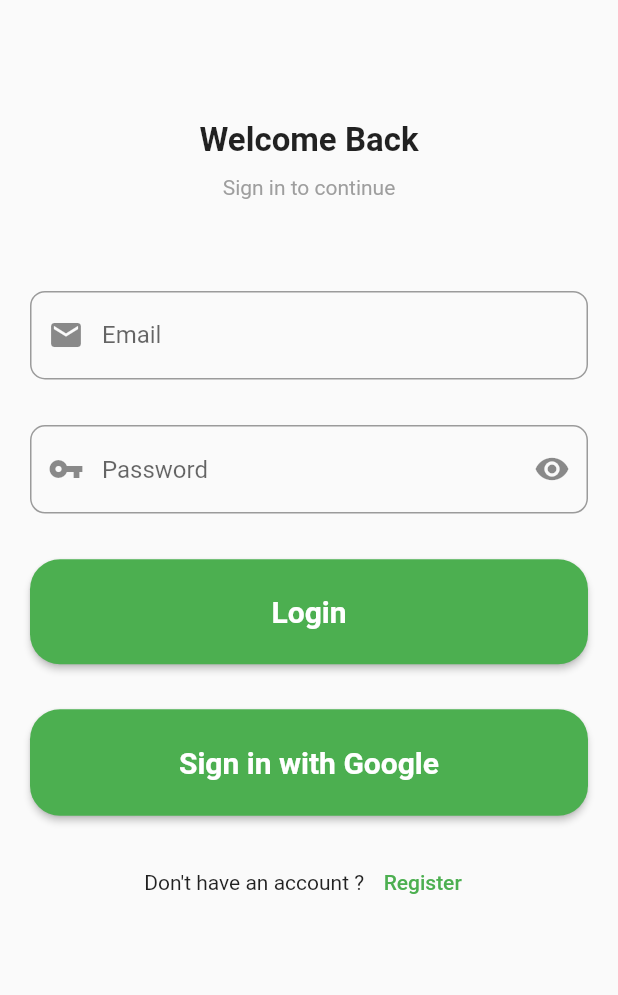
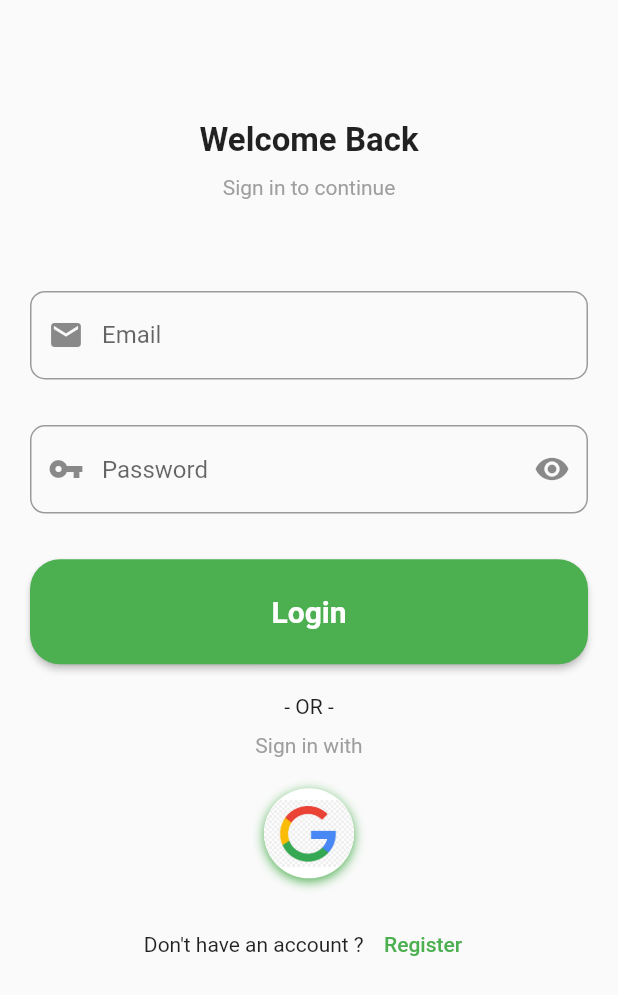
Before and after one commit to amineboujnah-dev/JEENISo-Store-App, a Flutter app: the screen it shows after launch, on a phone screen of 412 x 824 dp. Shown: the top 995 px of the screen. Run offline on Flutter 3.47's test engine with Material 2 defaults, Android fonts, the phone set to English and light mode, and no system bars; our stand-ins replace cloud_firestore, email_validator, firebase_auth, firebase_core, google_sign_in, line_awesome_flutter; accounts and stored records are empty.

Commit message:
modifing login screen

```diff
--- a/lib/core/models/user.dart
+++ b/lib/core/models/user_model.dart
@@ -1,4 +1,4 @@
-class User {
+class UserModel {
   late String uid;
   late String name;
   late String email;
@@ -7,7 +7,7 @@ class User {
   late String password;
   late String imagePath;
 
-  User(this.uid, this.name, this.email, this.phoneNumber, this.address,
+  UserModel(this.uid, this.name, this.email, this.phoneNumber, this.address,
       this.password, this.imagePath);
 
   Map<String, dynamic> toJson() => {
--- a/lib/core/services/authentication_service.dart
+++ b/lib/core/providers/authentication_provider.dart
@@ -2,9 +2,7 @@ import 'dart:io';
 
 import 'package:cloud_firestore/cloud_firestore.dart';
 import 'package:firebase_auth/firebase_auth.dart';
-import 'package:firebase_database/firebase_database.dart';
 import 'package:flutter/widgets.dart';
-import 'package:google_sign_in/google_sign_in.dart';
 
 class AuthService with ChangeNotifier {
   bool _isLoading = false;
@@ -12,9 +10,6 @@ class AuthService with ChangeNotifier {
   bool get isLoading => _isLoading;
   String get errorMessage => _errorMessage;
   FirebaseAuth firebaseAuth = FirebaseAuth.instance;
-  final gooleSignIn = GoogleSignIn();
-  DatabaseReference usersRef =
-      FirebaseDatabase.instance.reference().child("users");
 
   Future register(
       String name, String email, String phoneNumber, String password) async {
@@ -24,12 +19,6 @@ class AuthService with ChangeNotifier {
           .createUserWithEmailAndPassword(email: email, password: password);
       User? user = authResult.user;
       if (user != null) {
-        /*Map userDataMap = {
-          "name": name,
-          "phoneNumber": phoneNumber,
-          "email": email,
-          "password": password,
-        };*/
         FirebaseFirestore.instance.collection("users").doc(user.uid).set({
           "id": user.uid,
           "name": name,
@@ -37,8 +26,6 @@ class AuthService with ChangeNotifier {
           "email": email,
           "password": password,
         });
-        //save user info in the database
-        //usersRef.child(user.uid).set(userDataMap);
       }
       setLoading(false);
       return user;
--- a/lib/main.dart
+++ b/lib/main.dart
@@ -2,7 +2,7 @@ import 'package:firebase_auth/firebase_auth.dart';
 import 'package:firebase_core/firebase_core.dart';
 import 'package:flutter/material.dart';
 import 'package:pets_app/core/providers/google_sign_in_provider.dart';
-import 'package:pets_app/core/services/authentication_service.dart';
+import 'package:pets_app/core/providers/authentication_provider.dart';
 import 'package:pets_app/ui/screens/SplashScreen/view/splash_screen_view.dart';
 import 'package:provider/provider.dart';
 
--- a/lib/ui/screens/Authentication/widgets/login_widget.dart
+++ b/lib/ui/screens/Authentication/widgets/login_widget.dart
@@ -2,8 +2,9 @@ import 'package:email_validator/email_validator.dart';
 import 'package:flutter/material.dart';
 import 'package:pets_app/core/constants/login_and_register_constants.dart';
 import 'package:pets_app/core/providers/google_sign_in_provider.dart';
-import 'package:pets_app/core/services/authentication_service.dart';
+import 'package:pets_app/core/providers/authentication_provider.dart';
 import 'package:pets_app/ui/ui_utils/config_setup/config.dart';
+import 'package:pets_app/ui/ui_utils/values/styles.dart';
 import 'package:provider/provider.dart';
 
 class Login extends StatefulWidget {
@@ -56,18 +57,12 @@ class _LoginState extends State<Login> {
                   SizedBox(height: p.getProportionateScreenHeight(60)),
                   Text(
                     welcomeLabel,
-                    style: TextStyle(
-                      fontSize: 22,
-                      fontWeight: FontWeight.bold,
-                    ),
+                    style: welcomeLabelStyle,
                   ),
                   SizedBox(height: p.getProportionateScreenHeight(10)),
                   Text(
                     signInLabel,
-                    style: TextStyle(
-                      fontSize: 14,
-                      color: Colors.grey,
-                    ),
+                    style: authMsgslStyle,
                   ),
                   SizedBox(height: p.getProportionateScreenHeight(30)),
                   SizedBox(height: p.getProportionateScreenHeight(30)),
@@ -75,6 +70,7 @@ class _LoginState extends State<Login> {
                     controller: _emailController,
                     keyboardType: TextInputType.emailAddress,
                     textInputAction: TextInputAction.next,
+                    autovalidateMode: AutovalidateMode.onUserInteraction,
                     validator: (value) {
                       if (value == null ||
                           value.isEmpty ||
@@ -83,7 +79,6 @@ class _LoginState extends State<Login> {
                       }
                       return null;
                     },
-                    onChanged: (value) {},
                     decoration: InputDecoration(
                       hintText: emailHint,
                       prefixIcon: Icon(Icons.mail),
@@ -95,6 +90,7 @@ class _LoginState extends State<Login> {
                   SizedBox(height: p.getProportionateScreenHeight(30)),
                   TextFormField(
                     controller: _passwordController,
+                    autovalidateMode: AutovalidateMode.onUserInteraction,
                     validator: (value) {
                       if (value == null || value.isEmpty) {
                         return nullPasswordMsg;
@@ -154,8 +150,8 @@ class _LoginState extends State<Login> {
                             ),
                           ),
                   ),
-                  SizedBox(height: 30),
-                  MaterialButton(
+                  //SizedBox(height: 30),
+                  /*MaterialButton(
                     onPressed: () {
                       loginwithGoogleProvider.googleLogin();
                     },
@@ -173,19 +169,57 @@ class _LoginState extends State<Login> {
                         fontWeight: FontWeight.bold,
                       ),
                     ),
+                  ),*/
+                  SizedBox(height: p.getProportionateScreenHeight(20)),
+                  Text(
+                    '- OR -',
+                    style: TextStyle(
+                      fontWeight: FontWeight.w400,
+                    ),
+                  ),
+                  SizedBox(height: p.getProportionateScreenHeight(10)),
+                  Text(
+                    'Sign in with',
+                    style: authMsgslStyle,
+                  ),
+                  SizedBox(height: p.getProportionateScreenHeight(20)),
+                  GestureDetector(
+                    onTap: () {
+                      loginwithGoogleProvider.googleLogin();
+                    },
+                    child: Container(
+                      height: 60.0,
+                      width: 60.0,
+                      decoration: BoxDecoration(
+                        shape: BoxShape.circle,
+                        color: Colors.white,
+                        boxShadow: [
+                          BoxShadow(
+                            color: Theme.of(context).primaryColor,
+                            offset: Offset(0, 2),
+                            blurRadius: 6.0,
+                          ),
+                        ],
+                        image: DecorationImage(
+                          image: AssetImage(
+                            'assets/images/google.jpg',
+                          ),
+                        ),
+                      ),
+                    ),
                   ),
                   SizedBox(height: p.getProportionateScreenHeight(20)),
                   Row(
                     mainAxisAlignment: MainAxisAlignment.center,
                     children: [
                       Text(missingAccLabel),
-                      SizedBox(width: 5),
+                      SizedBox(width: p.getProportionateScreenWidth(5)),
                       TextButton(
                         onPressed: () => widget.toggleScreen(),
                         child: Text(registerLabel),
                       ),
                     ],
-                  )
+                  ),
                 ],
               ),
             ),
--- a/lib/ui/screens/Profile/Profile Details/widgets/profile_details_widget.dart
+++ b/lib/ui/screens/Profile/Profile Details/widgets/profile_details_widget.dart
@@ -3,7 +3,7 @@ import 'package:firebase_auth/firebase_auth.dart';
 import 'package:flutter/material.dart';
 import 'package:line_awesome_flutter/line_awesome_flutter.dart';
 import 'package:pets_app/core/providers/google_sign_in_provider.dart';
-import 'package:pets_app/core/services/authentication_service.dart';
+import 'package:pets_app/core/providers/authentication_provider.dart';
 import 'package:pets_app/ui/screens/Profile/Edit%20Profile/view/edit_profile_view.dart';
 import 'package:provider/provider.dart';
 
--- a/lib/ui/screens/SplashScreen/view/splash_screen_view.dart
+++ b/lib/ui/screens/SplashScreen/view/splash_screen_view.dart
@@ -13,7 +13,7 @@ class _SplashScreenState extends State<SplashScreen> {
   @override
   void initState() {
     super.initState();
-    Timer(Duration(seconds: 7), () {
+    Timer(Duration(seconds: 5), () {
       Navigator.of(context)
           .pushReplacement(MaterialPageRoute(builder: (_) => Wrapper()));
     });
--- a/lib/ui/screens/home/widget/home_widget.dart
+++ b/lib/ui/screens/home/widget/home_widget.dart
@@ -1,6 +1,6 @@
 import 'package:flutter/material.dart';
 import 'package:pets_app/core/providers/google_sign_in_provider.dart';
-import 'package:pets_app/core/services/authentication_service.dart';
+import 'package:pets_app/core/providers/authentication_provider.dart';
 import 'package:pets_app/ui/screens/Profile/Profile%20Details/view/profile_details_view.dart';
 import 'package:provider/provider.dart';
 
--- a/lib/ui/ui_utils/values/styles.dart
+++ b/lib/ui/ui_utils/values/styles.dart
@@ -0,0 +1,11 @@
+import 'package:flutter/material.dart';
+
+const welcomeLabelStyle = TextStyle(
+  fontSize: 22,
+  fontWeight: FontWeight.bold,
+);
+
+const authMsgslStyle = TextStyle(
+  fontSize: 14,
+  color: Colors.grey,
+);
--- a/pubspec.yaml
+++ b/pubspec.yaml
@@ -32,11 +32,11 @@ dependencies:
   firebase_auth: ^2.0.0
   firebase_core: ^1.3.0
   email_validator: ^2.0.1
-  firebase_database: ^7.1.1
   google_sign_in: ^5.0.4
   cloud_firestore: ^2.3.0
   flutter_screenutil: ^5.0.0-nullsafety.7
   line_awesome_flutter: ^1.1.0-nullsafety
+  either_option: ^1.0.6
 
 dev_dependencies:
   flutter_test:
```
Also changed, not shown: lib/ui/screens/Authentication/widgets/register_widget.dart (+6 -9 lines), assets/images/google.jpg (added), pubspec.lock.
